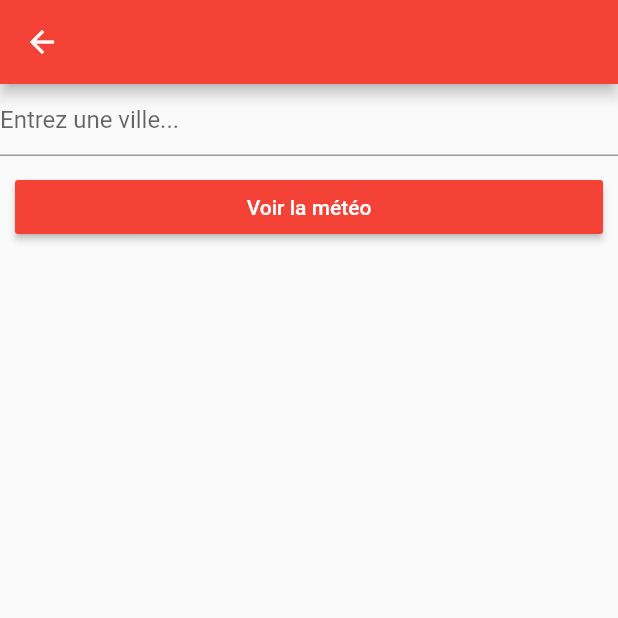
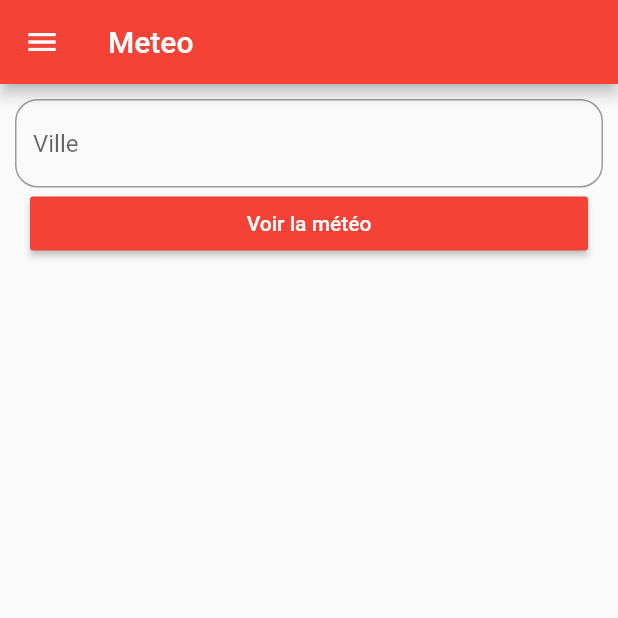
Before and after one commit to Adib-Amine/flutter_app, a Flutter app: the WeatherForm screen opened directly, on a phone screen of 412 x 824 dp, the top half of it. Run offline on Flutter 3.47's test engine with Material 2 defaults, Android fonts, the phone set to English and light mode, and no system bars; our stand-ins replace image_cropper, image_picker; missing offline and left inert: barcode_scan, firebase_ml_vision; accounts and stored records are empty; network calls fail.

Commit message:
fix design

```diff
--- a/lib/pages/counter.page.dart
+++ b/lib/pages/counter.page.dart
@@ -1,18 +1,15 @@
 import 'package:flutter/material.dart';
 import 'package:git_app/widgets/drawer.widget.dart';
 
-
-
-class CounterPage extends StatelessWidget{
-  @override
-  Widget build(BuildContext context) {
-    // TODO: implement build
-    return MaterialApp(
-      home: CounterState(),
-    );
-  }
-
-}
+// class CounterPage extends StatelessWidget{
+//   @override
+//   Widget build(BuildContext context) {
+//     // TODO: implement build
+//     return MaterialApp(
+//       home: CounterState(),
+//     );
+//   }
+// }
 
 class CounterState extends StatefulWidget {
   @override
@@ -29,9 +26,10 @@ class _CounterState extends State<CounterState>{
   Widget build(BuildContext context) {
     // TODO: implement build
     return Scaffold(
+      drawer: MyDrawerWidget(),
       appBar: AppBar(
         title:Text("Counter"),
-        backgroundColor: Colors.red,
+        // backgroundColor: Colors.red,
       ),
       body: Center(
         child: Column(
@@ -52,7 +50,7 @@ class _CounterState extends State<CounterState>{
         tooltip: 'Increment',
         child: Icon(Icons.add),
         backgroundColor: Colors.red,
-      ), // This trailing comma makes auto-formatting nicer for build methods.
+      ),
     );
   }
 
--- a/lib/pages/pixabay.page.dart
+++ b/lib/pages/pixabay.page.dart
@@ -1,4 +1,5 @@
 import 'package:flutter/material.dart';
+import 'package:git_app/widgets/drawer.widget.dart';
 import './pixabay.data.dart';
 class Gallery extends StatefulWidget {
   @override
@@ -10,8 +11,8 @@ class _GalleryState extends State<Gallery> {
   @override
   Widget build(BuildContext context) {
     return Scaffold(
+        drawer: MyDrawerWidget(),
         appBar: AppBar(
-          backgroundColor: Colors.red,
           title: Text('${keyword}'),
         ),
         body: Padding(
--- a/lib/pages/qcr.page.dart
+++ b/lib/pages/qcr.page.dart
@@ -1,6 +1,7 @@
 import 'dart:io';
 import 'package:firebase_ml_vision/firebase_ml_vision.dart';
 import 'package:flutter/material.dart';
+import 'package:git_app/widgets/drawer.widget.dart';
 import "package:image_cropper/image_cropper.dart";
 import 'package:image_picker/image_picker.dart';
 
@@ -17,9 +18,9 @@ class _CameraPageState extends State<CameraPage> {
   Widget build(BuildContext context) {
 // TODO: implement build
     return Scaffold(
+      drawer: MyDrawerWidget(),
       appBar: AppBar(
         title: Text("Camera"),
-        backgroundColor: Colors.deepOrange,
       ),
       body: Container(
         child: Center(
@@ -30,7 +31,7 @@ class _CameraPageState extends State<CameraPage> {
               width: double.infinity,
               padding: EdgeInsets.all(10),
               child: MaterialButton(
-                color: Colors.blue,
+                color: Colors.red,
                 onPressed: () {
                   openDialog(context);
                 },
--- a/lib/pages/qrcode.page.dart
+++ b/lib/pages/qrcode.page.dart
@@ -2,6 +2,8 @@ import 'package:flutter/material.dart';
 import 'package:barcode_scan/barcode_scan.dart';
 import 'package:flutter/services.dart';
 import 'dart:async';
+
+import 'package:git_app/widgets/drawer.widget.dart';
 
 class QrScanPage extends StatefulWidget {
   @override
@@ -13,9 +15,9 @@ class _QrScanPageState extends State<QrScanPage> {
   @override
   Widget build(BuildContext context) {
     return Scaffold(
+      drawer: MyDrawerWidget(),
       appBar: AppBar(
         title: Text("QR Code"),
-        backgroundColor: Colors.deepOrange,
       ),
       body: Center(
         child: Text(result != null ? result : 'Scan QR',
--- a/lib/pages/weather.form.dart
+++ b/lib/pages/weather.form.dart
@@ -1,4 +1,5 @@
 import 'package:flutter/material.dart';
+import 'package:git_app/widgets/drawer.widget.dart';
 import './weather.page.dart';
 import 'package:flutter/cupertino.dart';
 
@@ -8,11 +9,12 @@ class WeatherForm extends StatefulWidget {
 }
 
 class _WeatherFormState extends State<WeatherForm> {
-  String city = "";
+  String city = "Meteo";
   TextEditingController cityEditingController = new TextEditingController();
   @override
   Widget build(BuildContext context) {
     return Scaffold(
+      drawer: MyDrawerWidget(),
       appBar: AppBar(
         title: Text('${city}'),
         backgroundColor: Colors.red,
@@ -20,8 +22,18 @@ class _WeatherFormState extends State<WeatherForm> {
       body: Column(
         children: <Widget>[
           Container(
+            padding: EdgeInsets.only(left:10,top:10,right:10,bottom:0),
             child: TextField(
-              decoration: InputDecoration(hintText: 'Entrez une ville...'),
+              // decoration: InputDecoration(hintText: 'Ville'),
+              decoration: InputDecoration(
+                hintText: 'Ville',
+                  border: OutlineInputBorder(
+                      borderRadius: BorderRadius.circular(15),
+                      borderSide: BorderSide(
+                          width: 1,color: Colors.red
+                      )
+                  )
+              ),
               controller: cityEditingController,
               onChanged: (String str) {
                 setState(() {
@@ -37,7 +49,7 @@ class _WeatherFormState extends State<WeatherForm> {
           ),
           Container(
             width: double.infinity,
-            padding: EdgeInsets.all(10),
+            padding: EdgeInsets.only(left:20,top:0,right:20,bottom:0),
             child: RaisedButton(
               child: Text('Voir la météo'),
               textColor: Colors.white,
--- a/lib/pages/weather.page.dart
+++ b/lib/pages/weather.page.dart
@@ -1,4 +1,5 @@
 import 'package:flutter/material.dart';
+import 'package:git_app/widgets/drawer.widget.dart';
 import 'package:http/http.dart' as http;
 import 'dart:convert';
 import 'package:intl/intl.dart';
@@ -35,6 +36,7 @@ class _WeatherState extends State<Weather> {
   @override
   Widget build(BuildContext context) {
     return Scaffold(
+        // drawer: MyDrawerWidget(),
         appBar: AppBar(
           title: Text('${widget.city}'),
           backgroundColor: Colors.red,
--- a/lib/widgets/drawer.widget.dart
+++ b/lib/widgets/drawer.widget.dart
@@ -5,8 +5,8 @@ import 'package:git_app/pages/pixabay.page.dart';
 import 'package:git_app/pages/qcr.page.dart';
 import 'package:git_app/pages/qrcode.page.dart';
 import 'package:git_app/pages/users.page.dart';
+import 'package:git_app/pages/weather.form.dart';
 import 'package:git_app/pages/weather.page.dart';
-
 import 'drawer.header.dart';
 
 class MyDrawerWidget extends StatelessWidget {
@@ -36,7 +36,7 @@ class MyDrawerWidget extends StatelessWidget {
                 trailing: Icon(Icons.arrow_right,color:Colors.red),
                 title: Text("Counter",style:TextStyle(fontSize: 18,color: Colors.red)),
                 onTap: (){
-                  Navigator.pushReplacement(context, MaterialPageRoute(builder: (context)=>  CounterPage()));
+                  Navigator.pushReplacement(context, MaterialPageRoute(builder: (context)=>  CounterState()));
                 },
               ),
               Divider(
@@ -75,7 +75,7 @@ class MyDrawerWidget extends StatelessWidget {
                 trailing: Icon(Icons.arrow_right,color:Colors.red),
                 title: Text("Metoe",style:TextStyle(fontSize: 18,color: Colors.red)),
                 onTap: (){
-                  Navigator.pushReplacement(context, MaterialPageRoute(builder: (context)=>  Weather("casablanca")));
+                  Navigator.pushReplacement(context, MaterialPageRoute(builder: (context)=>  WeatherForm()));
                 },
               ),
               Divider(
```
Also changed, not shown: lib/pages/git.page.dart (+13 -15 lines), lib/pages/pixabay.data.dart (+8 -4 lines), lib/pages/users.page.dart (+7 -16 lines), 1 other file.
